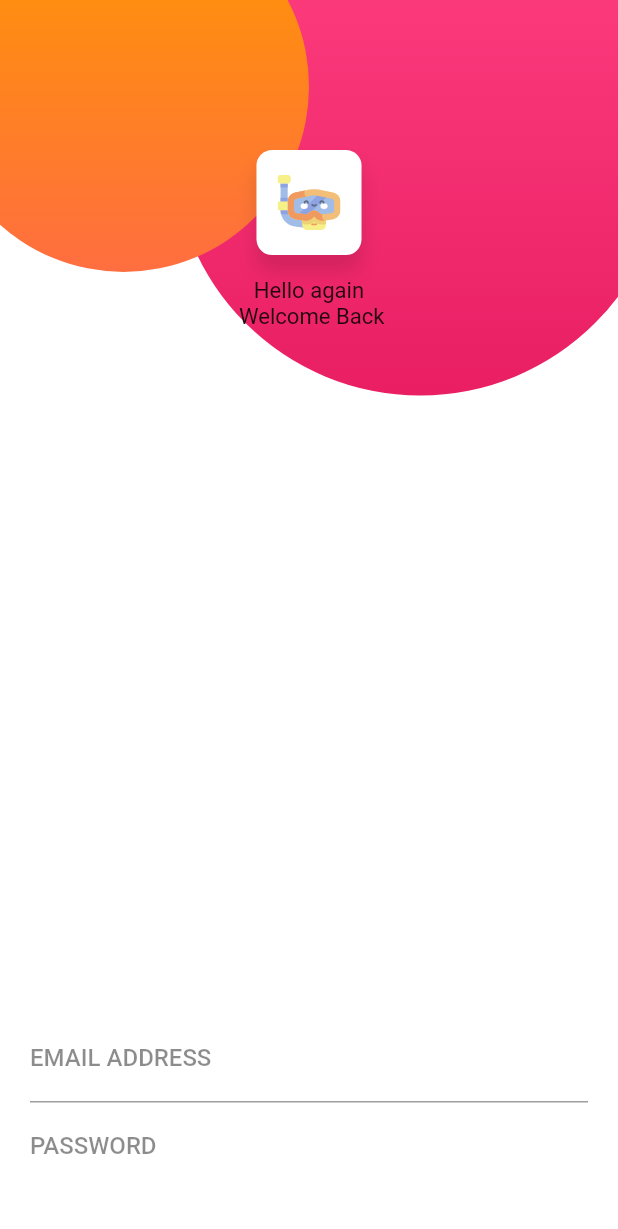
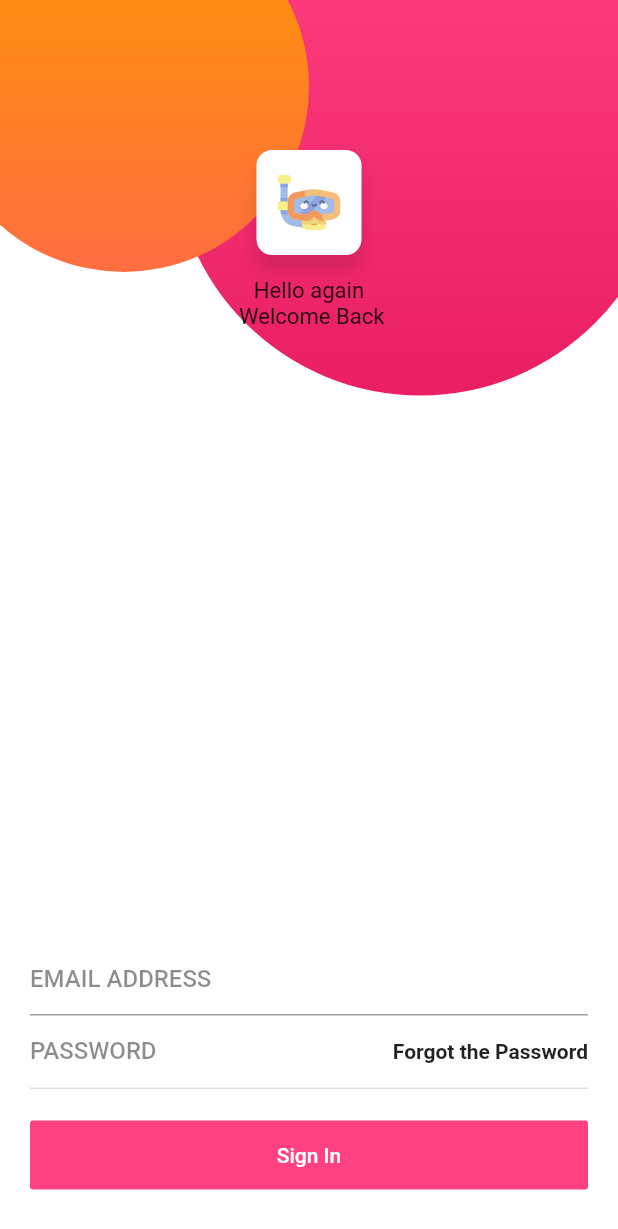
Before and after one commit to dafma/restapimedu, a Flutter app: the screen it shows after launch, on a phone screen of 412 x 824 dp. Shown: the top 1229 px of the screen. Run offline on Flutter 3.47's test engine with Material 2 defaults, Android fonts, the phone set to English and light mode, and no system bars; our stand-ins replace flutter_svg.

Commit message:
botton espaciado correctamente

```diff
--- a/lib/widgets/input_text.dart
+++ b/lib/widgets/input_text.dart
@@ -20,7 +20,12 @@ class InputText extends StatelessWidget {
       obscureText: this.obscureText,
           decoration: InputDecoration(
             labelText: label,
-            border: this.borderEnabled ?  null: InputBorder.none,
+            contentPadding: EdgeInsets.symmetric(vertical: 5),
+            border: this.borderEnabled ?  UnderlineInputBorder(
+              borderSide: BorderSide(
+                color : Colors.black12
+              )
+            ): InputBorder.none,
             labelStyle: TextStyle(
               color: Colors.black45,
               fontWeight: FontWeight.w500)
--- a/lib/widgets/login_form.dart
+++ b/lib/widgets/login_form.dart
@@ -9,6 +9,7 @@ class LoginForm extends StatefulWidget {
 }
 
 class _LoginFormState extends State<LoginForm> {
+
   @override
   Widget build(BuildContext context) {
     return Positioned(
@@ -21,6 +22,11 @@ class _LoginFormState extends State<LoginForm> {
             keyboardType: TextInputType.emailAddress,
             label: "EMAIL ADDRESS"),
           Container(
+            decoration: BoxDecoration(
+              border: Border(bottom: BorderSide(
+                color: Colors.black12
+              ))
+            ),
             child: Row(
               children: [
                 Expanded(
@@ -30,9 +36,24 @@ class _LoginFormState extends State<LoginForm> {
                     label: "PASSWORD"
                   ),
                 ),
+                FlatButton(
+                  padding: EdgeInsets.symmetric(vertical:10),
+                  onPressed: (){},
+                  child: Text("Forgot the Password", style: TextStyle(fontWeight: FontWeight.bold)))
               ],
             ),
           ),
+          SizedBox(height:20),
+          SizedBox(
+            width: double.infinity,
+              child: FlatButton(
+                //pading al button
+              padding: EdgeInsets.symmetric(vertical:15),
+              child: Text("Sign In", style: TextStyle(color: Colors.white),),
+              onPressed: (){},
+              color: Colors.pinkAccent
+            ),
+          )
         ]
       ),
     );
```
